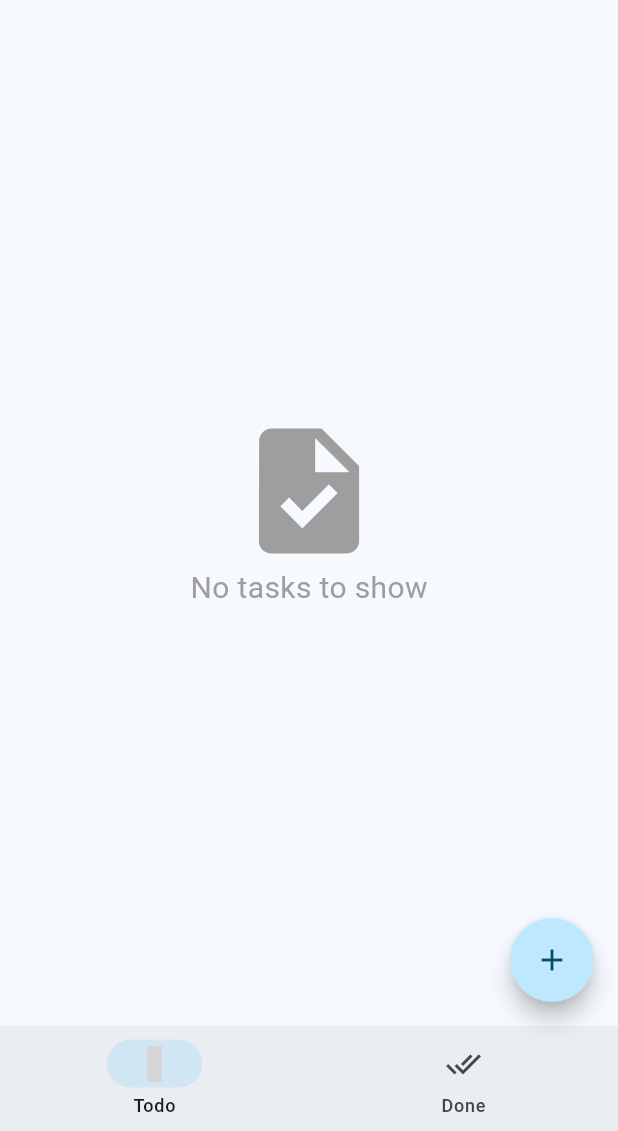
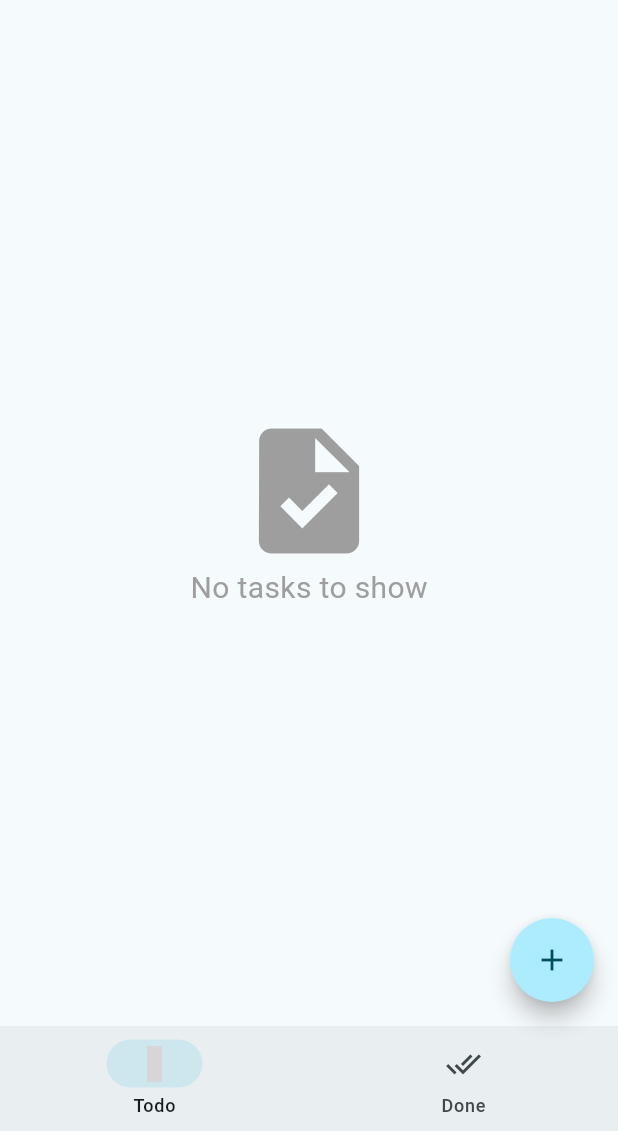
Before and after one commit to HP1324/simple_todo, a Flutter app: the screen it shows after launch, on a phone screen of 412 x 824 dp, the part 105-1236 px from its top. Run offline on Flutter 3.47's test engine with Material 3 defaults, Android fonts, the phone set to English and light mode, and no system bars; our stand-ins replace iconsax, sqflite; accounts and stored records are empty; grey boxes are pictures that could not be loaded.

Commit message:
middle commit

```diff
--- a/lib/app_theme.dart
+++ b/lib/app_theme.dart
@@ -3,15 +3,16 @@ import 'package:flutter/material.dart';
 class AppTheme {
   static ThemeData lightMode = ThemeData(
     colorScheme: ColorScheme.fromSeed(
-      seedColor: const Color(0xff242b2f),
+      seedColor: const Color(0xff49a0b6),
       brightness: Brightness.light,
     ),
   );
 
   static ThemeData darkMode = ThemeData(
     colorScheme: ColorScheme.fromSeed(
-      seedColor: const Color(0xff1b2c3f),
+      seedColor: const Color(0xff49a0b6),
       brightness: Brightness.dark,
     ),
+    scaffoldBackgroundColor: Color(0xff414141)
   );
 }
--- a/lib/main.dart
+++ b/lib/main.dart
@@ -63,6 +63,7 @@ class Home extends StatelessWidget {
       tooltip: 'Add Task',
       elevation: 6,
       shape: const CircleBorder(),
+      // backgroundColor: Colors,
       child: const Icon(
         Icons.add,
       ),
```
